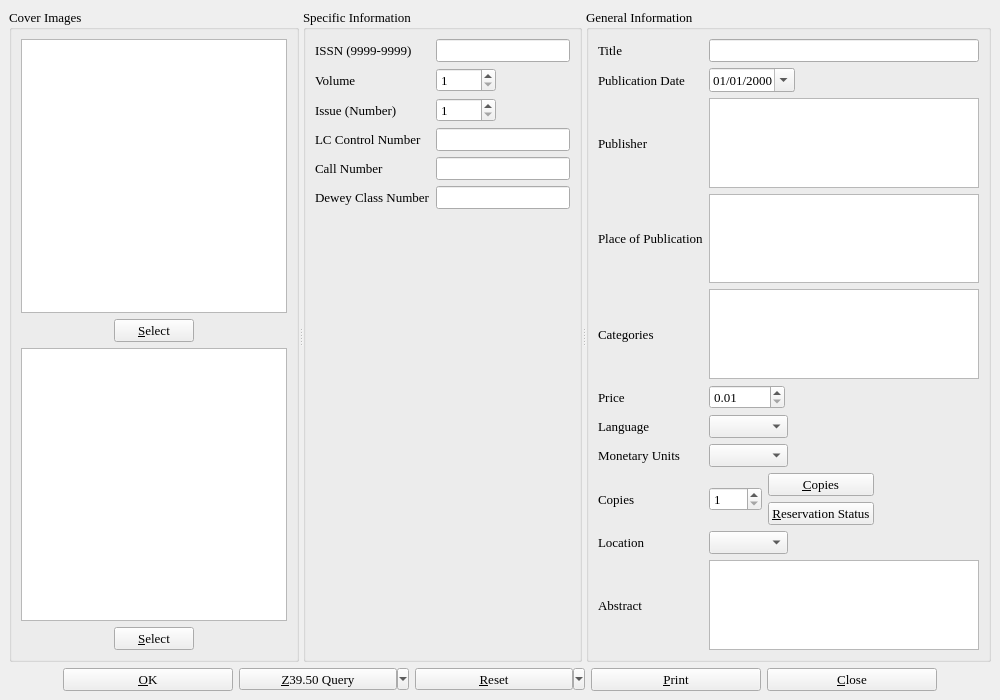
This is maginfo.ui in textbrowser/biblioteq as Qt 5 draws it before an edit. The edited form follows.
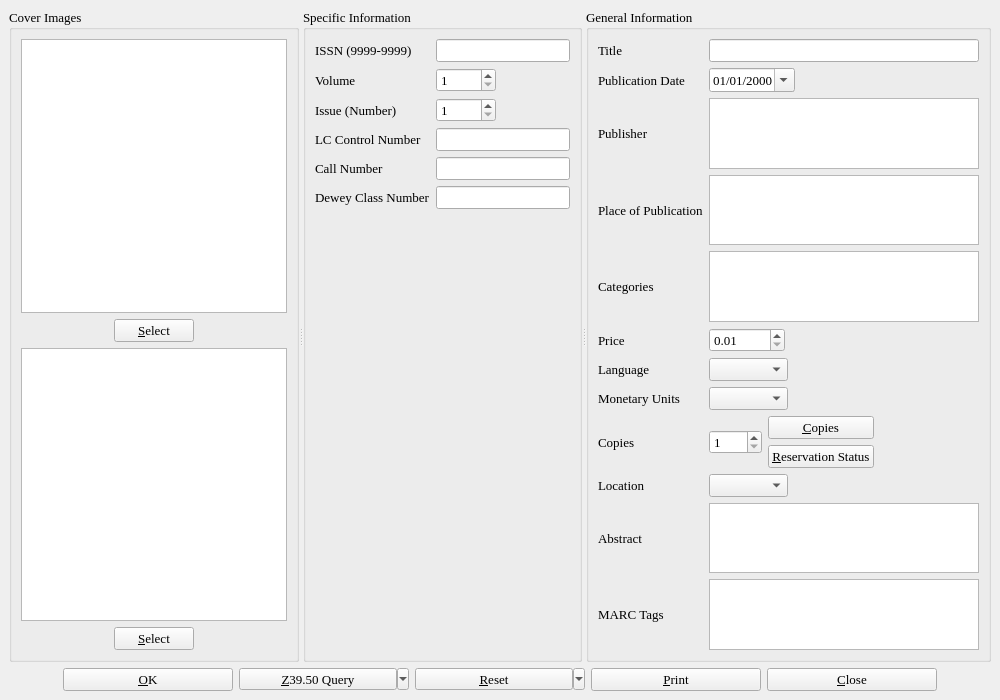
This is the edited form. Icons and pictures are not drawn. Custom widgets are drawn as their Qt base class.

Commit message: Added marc_tags field to books, journals, and magazines.

```diff
--- a/maginfo.ui
+++ b/maginfo.ui
@@ -882,6 +882,31 @@
           </property>
          </widget>
         </item>
+        <item row="11" column="0">
+         <widget class="QLabel" name="label_12">
+          <property name="text">
+           <string>MARC Tags</string>
+          </property>
+         </widget>
+        </item>
+        <item row="11" column="1">
+         <widget class="QTextEdit" name="marc_tags">
+          <property name="font">
+           <font>
+            <family>Times</family>
+            <pointsize>10</pointsize>
+            <weight>50</weight>
+            <italic>false</italic>
+            <bold>false</bold>
+            <underline>false</underline>
+            <strikeout>false</strikeout>
+           </font>
+          </property>
+          <property name="acceptRichText">
+           <bool>false</bool>
+          </property>
+         </widget>
+        </item>
        </layout>
       </widget>
      </widget>
```
Left out of the diff: 1 changed line with no effect on the pictures. The commit also changes 8 other files.
